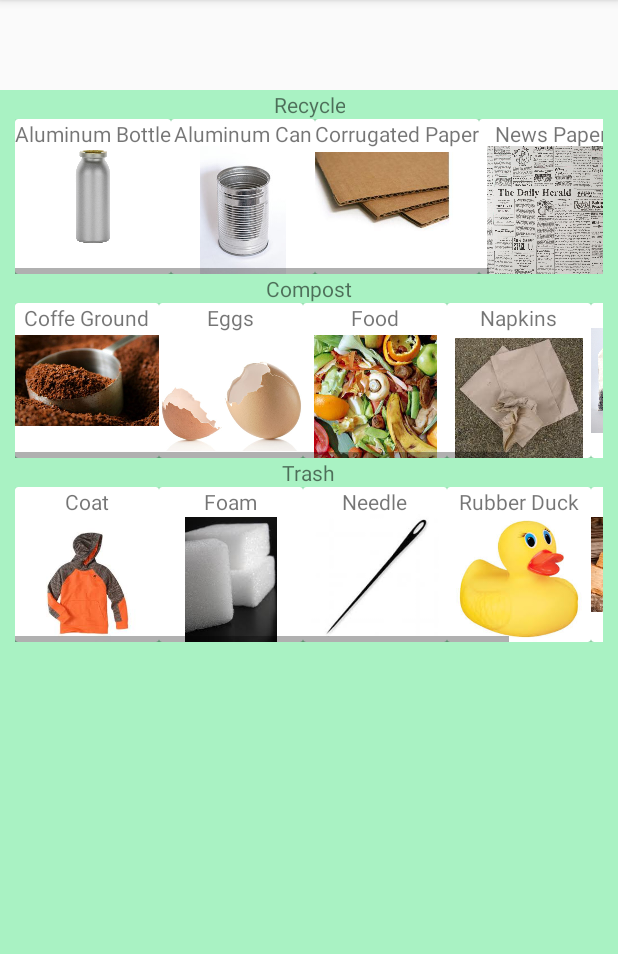
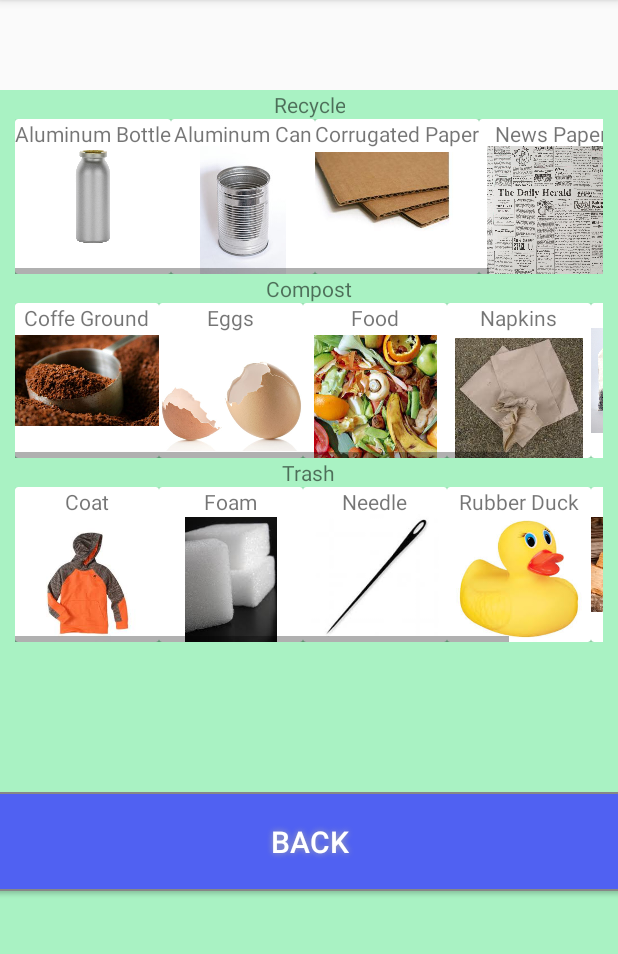
Before and after one commit to kushgkh/iSort, an Android app: the EducationActivity screen opened directly, with no data from a screen before it, on a phone screen of 412 x 824 dp, the part 84-1038 px from its top. Run offline under Robolectric (Android 15) with nearby library versions, the phone set to English and light mode, and no system bars.

Commit message:
fixed button connections

```diff
--- a/app/src/main/java/com/google/sample/isort/EducationActivity.java
+++ b/app/src/main/java/com/google/sample/isort/EducationActivity.java
@@ -1,7 +1,10 @@
 package com.google.sample.isort;
 
+import android.content.Intent;
 import android.support.v7.app.AppCompatActivity;
 import android.os.Bundle;
+import android.view.View;
+import android.widget.Button;
 
 public class EducationActivity extends AppCompatActivity {
 
@@ -9,5 +12,16 @@ public class EducationActivity extends AppCompatActivity {
     protected void onCreate(Bundle savedInstanceState) {
         super.onCreate(savedInstanceState);
         setContentView(R.layout.activity_education);
+        Button backButton = (Button) findViewById(R.id.backButton);
+
+        backButton.setOnClickListener(new View.OnClickListener() {
+
+            @Override
+            public void onClick(View view) {
+                //Intent intent =  new Intent(LoginPage.this, test.class);
+                startActivity(new Intent(EducationActivity.this, MainActivity.class));
+                //loginButton.setText("CLICKED");
+            }
+        });
     }
 }
--- a/app/src/main/java/com/google/sample/isort/MainActivity.java
+++ b/app/src/main/java/com/google/sample/isort/MainActivity.java
@@ -109,11 +109,11 @@ public class MainActivity extends AppCompatActivity {
             //startCamera();
 
         }
-        loginButton.setOnClickListener(new View.OnClickListener() {
+        educButton.setOnClickListener(new View.OnClickListener() {
             @Override
             public void onClick(View view) {
                 //startCamera();
-                startActivity(new Intent(MainActivity.this, LoginPage.class));
+                startActivity(new Intent(MainActivity.this, EducationActivity.class));
 
             }
         });
@@ -138,6 +138,16 @@ public class MainActivity extends AppCompatActivity {
 
             }
         });
+
+        loginButton.setOnClickListener(new View.OnClickListener() {
+            @Override
+            public void onClick(View view) {
+
+                startActivity(new Intent(MainActivity.this, LoginPage.class));
+
+            }
+        });
+
 
 
     }
--- a/app/src/main/res/layout/activity_education.xml
+++ b/app/src/main/res/layout/activity_education.xml
@@ -1,72 +1,77 @@
 <?xml version="1.0" encoding="utf-8"?>
-<LinearLayout
-    xmlns:android="http://schemas.android.com/apk/res/android"
+<LinearLayout xmlns:android="http://schemas.android.com/apk/res/android"
     xmlns:app="http://schemas.android.com/apk/res-auto"
     xmlns:tools="http://schemas.android.com/tools"
-    android:background="@color/background"
     android:layout_width="match_parent"
     android:layout_height="match_parent"
+    android:layout_gravity="center|top"
+    android:layout_marginTop="60dp"
+    android:background="@color/background"
+    android:gravity="top"
     android:orientation="vertical"
-    android:layout_gravity="center|top"
-    android:gravity="center|top"
-    android:layout_marginTop="60dp"
     tools:context="com.google.sample.isort.EducationActivity">
-
-
 
 
     <LinearLayout
         android:layout_width="match_parent"
         android:layout_height="wrap_content"
         android:orientation="vertical">
+
         <TextView
+            android:layout_width="wrap_content"
+            android:layout_height="wrap_content"
             android:layout_gravity="center"
             android:gravity="center"
-            android:layout_width="wrap_content"
-            android:layout_height="wrap_content"
-            android:text="Recycle"/>
+            android:text="Recycle" />
+
         <HorizontalScrollView
             android:layout_width="match_parent"
             android:layout_height="wrap_content"
-            android:paddingRight="10dp"
-            android:paddingLeft="10dp">
+            android:paddingLeft="10dp"
+            android:paddingRight="10dp">
+
             <LinearLayout
                 android:layout_width="wrap_content"
                 android:layout_height="match_parent"
-                android:orientation="horizontal" >
+                android:orientation="horizontal">
+
                 <android.support.v7.widget.CardView
                     android:layout_width="wrap_content"
                     android:layout_height="match_parent"
+                    android:paddingBottom="20dp"
                     android:paddingLeft="20dp"
                     android:paddingRight="20dp"
-                    android:paddingTop="20dp"
-                    android:paddingBottom="20dp">
+                    android:paddingTop="20dp">
+
                     <TextView
-                        android:text="Aluminum Bottle"
-                        android:layout_gravity="center|top"
                         android:layout_width="wrap_content"
                         android:layout_height="wrap_content"
-                        android:paddingBottom="10dp"/>
+                        android:layout_gravity="center|top"
+                        android:paddingBottom="10dp"
+                        android:text="Aluminum Bottle" />
+
                     <ImageView
+                        android:layout_width="96dp"
+
+                        android:layout_height="103dp"
                         android:layout_gravity="center|bottom"
-
-                        android:layout_width="96dp"
-                        android:layout_height="103dp"
                         android:src="@drawable/recyclealuminumbottle" />
                 </android.support.v7.widget.CardView>
+
                 <android.support.v7.widget.CardView
                     android:layout_width="wrap_content"
                     android:layout_height="match_parent"
+                    android:paddingBottom="20dp"
                     android:paddingLeft="20dp"
                     android:paddingRight="20dp"
-                    android:paddingTop="20dp"
-                    android:paddingBottom="20dp">
+                    android:paddingTop="20dp">
+
                     <TextView
-                        android:text="Aluminum Can"
-                        android:layout_gravity="center|top"
                         android:layout_width="wrap_content"
                         android:layout_height="wrap_content"
-                        android:paddingBottom="10dp"/>
+                        android:layout_gravity="center|top"
+                        android:paddingBottom="10dp"
+                        android:text="Aluminum Can" />
 
                     <ImageView
                         android:layout_width="96dp"
@@ -74,37 +79,42 @@
                         android:layout_gravity="bottom|center"
                         android:src="@drawable/recyclealuminumcan" />
                 </android.support.v7.widget.CardView>
+
                 <android.support.v7.widget.CardView
                     android:layout_width="wrap_content"
                     android:layout_height="match_parent"
+                    android:paddingBottom="20dp"
                     android:paddingLeft="20dp"
                     android:paddingRight="20dp"
-                    android:paddingTop="20dp"
-                    android:paddingBottom="20dp">
+                    android:paddingTop="20dp">
+
                     <TextView
-                        android:text="Corrugated Paper"
-                        android:layout_gravity="center|top"
                         android:layout_width="wrap_content"
                         android:layout_height="wrap_content"
-                        android:paddingBottom="10dp"/>
+                        android:layout_gravity="center|top"
+                        android:paddingBottom="10dp"
+                        android:text="Corrugated Paper" />
+
                     <ImageView
                         android:layout_width="96dp"
                         android:layout_height="103dp"
                         android:src="@drawable/recycledcorrugatedpaper" />
                 </android.support.v7.widget.CardView>
+
                 <android.support.v7.widget.CardView
                     android:layout_width="wrap_content"
                     android:layout_height="match_parent"
+                    android:paddingBottom="20dp"
                     android:paddingLeft="20dp"
                     android:paddingRight="20dp"
-                    android:paddingTop="20dp"
-                    android:paddingBottom="20dp">
+                    android:paddingTop="20dp">
+
                     <TextView
-                        android:text="News Paper"
-                        android:layout_gravity="center|top"
                         android:layout_width="wrap_content"
                         android:layout_height="wrap_content"
-                        android:paddingBottom="10dp"/>
+                        android:layout_gravity="center|top"
+                        android:paddingBottom="10dp"
+                        android:text="News Paper" />
 
                     <ImageView
                         android:layout_width="96dp"
@@ -112,19 +122,21 @@
                         android:layout_gravity="bottom"
                         android:src="@drawable/recyclenewspaper" />
                 </android.support.v7.widget.CardView>
+
                 <android.support.v7.widget.CardView
                     android:layout_width="wrap_content"
                     android:layout_height="match_parent"
+                    android:paddingBottom="20dp"
                     android:paddingLeft="20dp"
                     android:paddingRight="20dp"
-                    android:paddingTop="20dp"
-                    android:paddingBottom="20dp">
+                    android:paddingTop="20dp">
+
                     <TextView
-                        android:text="Water Bottle"
-                        android:layout_gravity="center|top"
                         android:layout_width="wrap_content"
                         android:layout_height="wrap_content"
-                        android:paddingBottom="10dp"/>
+                        android:layout_gravity="center|top"
+                        android:paddingBottom="10dp"
+                        android:text="Water Bottle" />
 
                     <ImageView
                         android:layout_width="96dp"
@@ -137,51 +149,58 @@
 
 
         <TextView
+            android:layout_width="wrap_content"
+            android:layout_height="wrap_content"
             android:layout_gravity="center"
             android:gravity="center"
-            android:layout_width="wrap_content"
-            android:layout_height="wrap_content"
-            android:text="Compost"/>
+            android:text="Compost" />
+
         <HorizontalScrollView
             android:layout_width="match_parent"
             android:layout_height="wrap_content"
-            android:paddingRight="10dp"
-            android:paddingLeft="10dp">
+            android:paddingLeft="10dp"
+            android:paddingRight="10dp">
+
             <LinearLayout
                 android:layout_width="wrap_content"
                 android:layout_height="match_parent"
-                android:orientation="horizontal" >
+                android:orientation="horizontal">
+
                 <android.support.v7.widget.CardView
                     android:layout_width="wrap_content"
                     android:layout_height="match_parent"
+                    android:paddingBottom="20dp"
                     android:paddingLeft="20dp"
                     android:paddingRight="20dp"
-                    android:paddingTop="20dp"
-                    android:paddingBottom="20dp">
+                    android:paddingTop="20dp">
+
                     <TextView
-                        android:text="Coffe Ground"
-                        android:layout_gravity="center|top"
                         android:layout_width="wrap_content"
                         android:layout_height="wrap_content"
-                        android:paddingBottom="10dp"/>
+                        android:layout_gravity="center|top"
+                        android:paddingBottom="10dp"
+                        android:text="Coffe Ground" />
+
                     <ImageView
                         android:layout_width="96dp"
                         android:layout_height="103dp"
                         android:src="@drawable/compostcoffeeground" />
                 </android.support.v7.widget.CardView>
+
                 <android.support.v7.widget.CardView
                     android:layout_width="wrap_content"
                     android:layout_height="match_parent"
+                    android:paddingBottom="20dp"
                     android:paddingLeft="20dp"
                     android:paddingRight="20dp"
-                    android:paddingTop="20dp"
-                    android:paddingBottom="20dp">
+                    android:paddingTop="20dp">
+
                     <TextView
-                        android:text="Eggs"
-                        android:layout_gravity="center|top"
                         android:layout_width="wrap_content"
                         android:layout_height="wrap_content"
-                        android:paddingBottom="10dp"/>
+                        android:layout_gravity="center|top"
+                        android:paddingBottom="10dp"
+                        android:text="Eggs" />
 
                     <ImageView
                         android:layout_width="96dp"
@@ -189,19 +208,21 @@
                         android:layout_gravity="bottom"
                         android:src="@drawable/composteggs" />
                 </android.support.v7.widget.CardView>
+
                 <android.support.v7.widget.CardView
                     android:layout_width="wrap_content"
                     android:layout_height="match_parent"
+                    android:paddingBottom="20dp"
                     android:paddingLeft="20dp"
                     android:paddingRight="20dp"
-                    android:paddingTop="20dp"
-                    android:paddingBottom="20dp">
+                    android:paddingTop="20dp">
+
                     <TextView
-                        android:text="Food"
-                        android:layout_gravity="center|top"
                         android:layout_width="wrap_content"
                         android:layout_height="wrap_content"
-                        android:paddingBottom="10dp"/>
+                        android:layout_gravity="center|top"
+                        android:paddingBottom="10dp"
+                        android:text="Food" />
 
                     <ImageView
                         android:layout_width="96dp"
@@ -209,19 +230,21 @@
                         android:layout_gravity="bottom"
                         android:src="@drawable/compostfood" />
                 </android.support.v7.widget.CardView>
+
                 <android.support.v7.widget.CardView
                     android:layout_width="wrap_content"
                     android:layout_height="match_parent"
+                    android:paddingBottom="20dp"
                     android:paddingLeft="20dp"
                     android:paddingRight="20dp"
-                    android:paddingTop="20dp"
-                    android:paddingBottom="20dp">
+                    android:paddingTop="20dp">
+
                     <TextView
-                        android:text="Napkins"
-                        android:layout_gravity="center|top"
                         android:layout_width="wrap_content"
                         android:layout_height="wrap_content"
-                        android:paddingBottom="10dp"/>
+                        android:layout_gravity="center|top"
+                        android:paddingBottom="10dp"
+                        android:text="Napkins" />
 
                     <ImageView
                         android:layout_width="96dp"
@@ -229,19 +252,22 @@
                         android:layout_gravity="bottom"
                         android:src="@drawable/compostnapkins" />
                 </android.support.v7.widget.CardView>
+
                 <android.support.v7.widget.CardView
                     android:layout_width="wrap_content"
                     android:layout_height="match_parent"
+                    android:paddingBottom="20dp"
                     android:paddingLeft="20dp"
                     android:paddingRight="20dp"
-                    android:paddingTop="20dp"
-                    android:paddingBottom="20dp">
+                    android:paddingTop="20dp">
+
                     <TextView
-                        android:text="Tea Bags"
-                        android:layout_gravity="center|top"
                         android:layout_width="wrap_content"
                         android:layout_height="wrap_content"
-                        android:paddingBottom="10dp"/>
+                        android:layout_gravity="center|top"
+                        android:paddingBottom="10dp"
+                        android:text="Tea Bags" />
+
                     <ImageView
                         android:layout_width="96dp"
                         android:layout_height="103dp"
@@ -249,121 +275,152 @@
                 </android.support.v7.widget.CardView>
             </LinearLayout>
         </HorizontalScrollView>
+
         <TextView
+            android:layout_width="wrap_content"
+            android:layout_height="wrap_content"
             android:layout_gravity="center"
             android:gravity="center"
-            android:layout_width="wrap_content"
-            android:layout_height="wrap_content"
-            android:text="Trash"/>
+            android:text="Trash" />
+
         <HorizontalScrollView
             android:layout_width="match_parent"
             android:layout_height="wrap_content"
-            android:paddingRight="10dp"
-            android:paddingLeft="10dp">
+            android:paddingLeft="10dp"
+            android:paddingRight="10dp">
+
             <LinearLayout
                 android:layout_width="wrap_content"
                 android:layout_height="match_parent"
-                android:orientation="horizontal" >
+                android:orientation="horizontal">
+
                 <android.support.v7.widget.CardView
                     android:layout_width="wrap_content"
                     android:layout_height="match_parent"
+                    android:paddingBottom="20dp"
                     android:paddingLeft="20dp"
                     android:paddingRight="20dp"
-                    android:paddingTop="20dp"
-                    android:paddingBottom="20dp">
+                    android:paddingTop="20dp">
+
                     <TextView
-                        android:text="Coat"
-                        android:layout_gravity="center|top"
                         android:layout_width="wrap_content"
                         android:layout_height="wrap_content"
-                        android:paddingBottom="10dp"/>
+                        android:layout_gravity="center|top"
+                        android:paddingBottom="10dp"
+                        android:text="Coat" />
 
                     <ImageView
-                        android:layout_gravity="bottom"
                         android:layout_width="96dp"
                         android:layout_height="76dp"
+                        android:layout_gravity="bottom"
                         android:src="@drawable/trashcoat" />
                 </android.support.v7.widget.CardView>
+
                 <android.support.v7.widget.CardView
                     android:layout_width="wrap_content"
                     android:layout_height="match_parent"
+                    android:paddingBottom="20dp"
                     android:paddingLeft="20dp"
                     android:paddingRight="20dp"
-                    android:paddingTop="20dp"
-                    android:paddingBottom="20dp">
+                    android:paddingTop="20dp">
+
                     <TextView
-                        android:text="Foam"
-                        android:layout_gravity="center|top"
                         android:layout_width="wrap_content"
                         android:layout_height="wrap_content"
-                        android:paddingBottom="10dp"/>
+                        android:layout_gravity="center|top"
+                        android:paddingBottom="10dp"
+                        android:text="Foam" />
 
                     <ImageView
-                        android:layout_gravity="bottom"
                         android:layout_width="96dp"
                         android:layout_height="83dp"
+                        android:layout_gravity="bottom"
                         android:src="@drawable/trashfoam" />
                 </android.support.v7.widget.CardView>
+
                 <android.support.v7.widget.CardView
                     android:layout_width="wrap_content"
                     android:layout_height="match_parent"
+                    android:paddingBottom="20dp"
                     android:paddingLeft="20dp"
                     android:paddingRight="20dp"
-                    android:paddingTop="20dp"
-                    android:paddingBottom="20dp">
+                    android:paddingTop="20dp">
+
                     <TextView
-                        android:text="Needle"
-                        android:layout_gravity="center|top"
                         android:layout_width="wrap_content"
                         android:layout_height="wrap_content"
-                        android:paddingBottom="10dp"/>
+                        android:layout_gravity="center|top"
+                        android:paddingBottom="10dp"
+                        android:text="Needle" />
 
                     <ImageView
-                        android:layout_gravity="bottom"
                         android:layout_width="96dp"
                         android:layout_height="85dp"
+                        android:layout_gravity="bottom"
                         android:src="@drawable/trashneedle" />
                 </android.support.v7.widget.CardView>
+
                 <android.support.v7.widget.CardView
                     android:layout_width="wrap_content"
                     android:layout_height="match_parent"
+                    android:paddingBottom="20dp"
                     android:paddingLeft="20dp"
                     android:paddingRight="20dp"
-                    android:paddingTop="20dp"
-                    android:paddingBottom="20dp">
+                    android:paddingTop="20dp">
+
                     <TextView
-                        android:text="Rubber Duck"
-                        android:layout_gravity="center|top"
                         android:layout_width="wrap_content"
                         android:layout_height="wrap_content"
-                        android:paddingBottom="10dp"/>
+                        android:layout_gravity="center|top"
+                        android:paddingBottom="10dp"
+                        android:text="Rubber Duck" />
 
                     <ImageView
-                        android:layout_gravity="bottom"
                         android:layout_width="96dp"
                         android:layout_height="84dp"
+                        android:layout_gravity="bottom"
                         android:src="@drawable/trashrubberduck" />
                 </android.support.v7.widget.CardView>
+
                 <android.support.v7.widget.CardView
                     android:layout_width="wrap_content"
                     android:layout_height="match_parent"
+                    android:paddingBottom="20dp"
                     android:paddingLeft="20dp"
                     android:paddingRight="20dp"
-                    android:paddingTop="20dp"
-                    android:paddingBottom="20dp">
+                    android:paddingTop="20dp">
+
                     <TextView
-                        android:text="Wood"
-                        android:layout_gravity="center|top"
                         android:layout_width="wrap_content"
                         android:layout_height="wrap_content"
-                        android:paddingBottom="10dp"/>
+                        android:layout_gravity="center|top"
+                        android:paddingBottom="10dp"
+                        android:text="Wood" />
+
                     <ImageView
-                        android:layout_gravity="bottom"
                         android:layout_width="96dp"
                         android:layout_height="103dp"
+                        android:layout_gravity="bottom"
                         android:src="@drawable/trashwood" />
                 </android.support.v7.widget.CardView>
             </LinearLayout>
         </HorizontalScrollView>
     </LinearLayout>
+
+    <Button
+        android:id="@+id/backButton"
+        android:layout_width="1000px"
+        android:layout_height="wrap_content"
+        android:layout_gravity="bottom|center"
+        android:text="Back"
+        android:layout_marginBottom="0px"
+        android:textColor="#FFFFFF"
+        android:textSize="20sp"
+        android:layout_marginTop="100dp"
+
+        android:background="@drawable/newbutton"
+        android:shadowColor="#A8A8A8"
+        android:shadowDx="0"
+        android:shadowDy="0"
+        android:shadowRadius="5"/>
 </LinearLayout>
--- a/app/src/main/res/layout/activity_main.xml
+++ b/app/src/main/res/layout/activity_main.xml
@@ -34,7 +34,7 @@
 
     <Button
         android:id="@+id/LoginButton"
-        android:layout_width="match_parent"
+        android:layout_width="1000px"
         android:layout_height="wrap_content"
         android:text="Login / Signup"
         android:layout_gravity="bottom"
@@ -52,7 +52,7 @@
 
     <Button
         android:id="@+id/statsButton"
-        android:layout_width="match_parent"
+        android:layout_width="1000px"
         android:layout_height="wrap_content"
         android:text="Statistics"
         android:layout_gravity="bottom"
@@ -68,7 +68,7 @@
         android:shadowRadius="5"/>
     <Button
         android:id="@+id/eduButton"
-        android:layout_width="match_parent"
+        android:layout_width="1000px"
         android:layout_height="wrap_content"
         android:text="Learn More!"
         android:layout_gravity="bottom"
```
